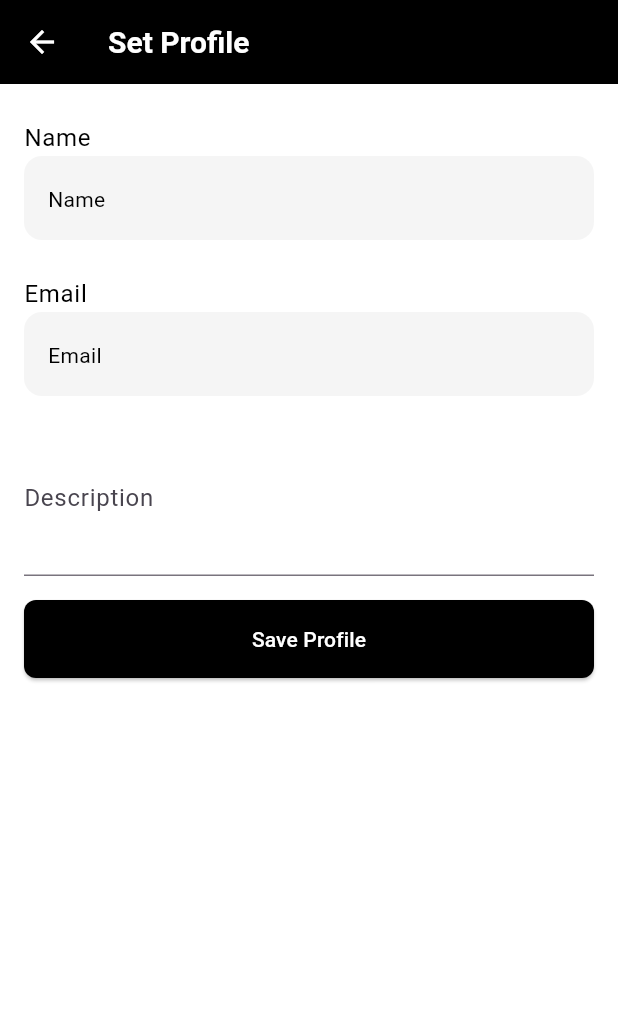
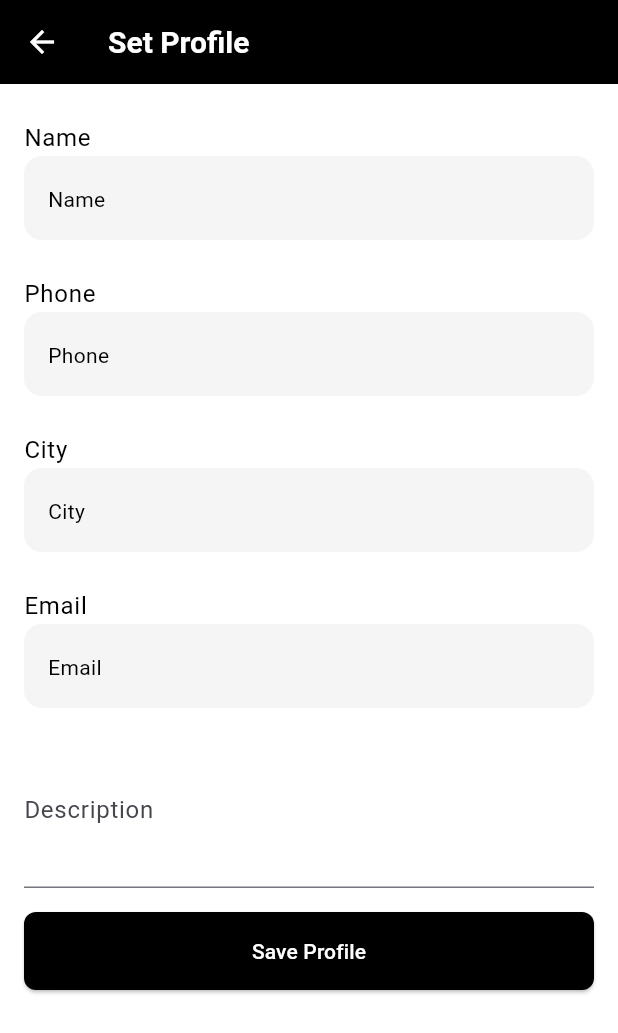
Before and after one commit to gimhantharuke456/soilapp, a Flutter app: the SetProfileView screen opened directly, on a phone screen of 412 x 824 dp. Shown: the top 1033 px of the screen. Run offline on Flutter 3.47's test engine with Material 3 defaults, Android fonts, the phone set to English and light mode, and no system bars; our stand-ins replace cloud_firestore, firebase_auth, firebase_core, firebase_storage, flutter_animate, image_picker and 2 more; accounts and stored records are empty.

Commit message:
ADD:done

```diff
--- a/lib/models/user.model.dart
+++ b/lib/models/user.model.dart
@@ -5,6 +5,9 @@ class UserModel {
   final String name;
   final String email;
   final String description;
+  final String phoneNumber;
+  final String city;
+  bool isExpert;
 
   // Constructor with default values
   UserModel({
@@ -12,7 +15,12 @@ class UserModel {
     required this.name,
     required this.email,
     this.description = '',
+    required this.phoneNumber,
+    required this.city,
+    this.isExpert = false,
   });
+
+  set setIsExpert(bool value) => isExpert = value;
 
   // From DocumentSnapshot (Firebase)
   factory UserModel.fromDocumentSnapshot(DocumentSnapshot doc) {
@@ -21,7 +29,9 @@ class UserModel {
         name: doc['name'] ?? '',
         email: doc['email'] ?? '',
         description: doc['description'] ?? '',
-    );
+        city: doc["city"] ?? '',
+        phoneNumber: doc["phoneNumber"] ?? '',
+        isExpert: doc['isExpert'] ?? false);
   }
 
   // From Map
@@ -30,7 +40,9 @@ class UserModel {
         name: map['name'] ?? '',
         email: map['email'] ?? '',
         description: map['description'] ?? '',
-    );
+        city: map['city'] ?? '',
+        phoneNumber: map['phoneNumber'] ?? '',
+        isExpert: map['isExpert'] ?? false);
   }
 
   // To Map
@@ -39,6 +51,9 @@ class UserModel {
       'name': name,
       'email': email,
       'description': description,
+      'phoneNumber': phoneNumber,
+      'city': city,
+      'isExpert': isExpert,
     };
   }
 }
--- a/lib/views/home/home.view.dart
+++ b/lib/views/home/home.view.dart
@@ -2,10 +2,12 @@ import 'package:flutter/material.dart';
 
 import 'package:soilapp/models/post.model.dart';
 import 'package:soilapp/services/post.service.dart';
+import 'package:soilapp/utils/constants.dart';
 import 'package:soilapp/widgets/post.widget.dart';
 
 class HomeView extends StatefulWidget {
-  const HomeView({super.key});
+  final String category;
+  const HomeView({super.key, required this.category});
 
   @override
   State<HomeView> createState() => _HomeViewState();
@@ -22,7 +24,7 @@ class _HomeViewState extends State<HomeView> {
         title: const Text('Forum'),
       ),
       body: StreamBuilder<List<PostModel>>(
-        stream: _postService.getAllPosts(),
+        stream: _postService.getAllPosts(widget.category),
         builder: (context, snapshot) {
           if (snapshot.hasError) {
             return Center(child: Text('Error: ${snapshot.error}'));
--- a/lib/views/profile/profile.form.view.dart
+++ b/lib/views/profile/profile.form.view.dart
@@ -7,7 +7,7 @@ import 'package:soilapp/widgets/custom_filled_button.dart';
 
 class ProfileFormWidget extends StatefulWidget {
   final UserModel? initialData;
-  final Function(String, String, String) onSave;
+  final Function(String, String, String, String, String) onSave;
 
   const ProfileFormWidget({
     Key? key,
@@ -23,6 +23,8 @@ class _ProfileFormWidgetState extends State<ProfileFormWidget> {
   late TextEditingController _nameController;
   late TextEditingController _emailController;
   late TextEditingController _descriptionController;
+  late TextEditingController _city;
+  late TextEditingController _phoneNumber;
 
   @override
   void initState() {
@@ -34,6 +36,9 @@ class _ProfileFormWidgetState extends State<ProfileFormWidget> {
             FirebaseAuth.instance.currentUser?.email);
     _descriptionController =
         TextEditingController(text: widget.initialData?.description ?? '');
+    _city = TextEditingController(text: widget.initialData?.city ?? '');
+    _phoneNumber =
+        TextEditingController(text: widget.initialData?.phoneNumber ?? '');
   }
 
   @override
@@ -46,6 +51,24 @@ class _ProfileFormWidgetState extends State<ProfileFormWidget> {
             controller: _nameController,
             hint: 'Name',
             label: 'Name',
+          ),
+          const SizedBox(
+            height: 8,
+          ),
+          CustomInputField(
+            controller: _phoneNumber,
+            hint: 'Phone',
+            label: 'Phone',
+            enabled: false,
+          ),
+          const SizedBox(
+            height: 8,
+          ),
+          CustomInputField(
+            controller: _city,
+            hint: 'City',
+            label: 'City',
+            enabled: false,
           ),
           const SizedBox(
             height: 8,
@@ -75,6 +98,8 @@ class _ProfileFormWidgetState extends State<ProfileFormWidget> {
                   _nameController.text,
                   _emailController.text,
                   _descriptionController.text,
+                  _city.text,
+                  _phoneNumber.text,
                 );
               },
               text: 'Save Profile',
--- a/lib/views/profile/profile.view.dart
+++ b/lib/views/profile/profile.view.dart
@@ -60,7 +60,8 @@ class UserProfileView extends StatelessWidget {
             const SizedBox(height: 24),
             _buildInfoSection('Name', user.name),
             _buildInfoSection('Email', user.email),
-            _buildInfoSection('Description', user.description),
+            _buildInfoSection('Phone Number', user.phoneNumber),
+            _buildInfoSection('City', user.city),
             const SizedBox(height: 32),
             Center(
               child: SizedBox(
--- a/lib/views/profile/set.profile.view.dart
+++ b/lib/views/profile/set.profile.view.dart
@@ -24,9 +24,10 @@ class SetProfileView extends StatelessWidget {
             }
             return ProfileFormWidget(
               initialData: viewModel.currentUser,
-              onSave: (name, email, description) async {
+              onSave: (name, email, description, phoneNumber, city) async {
                 try {
-                  await viewModel.saveProfile(name, email, description);
+                  await viewModel.saveProfile(
+                      name, email, description, phoneNumber, city);
                   context.showSnackBar('Profile updated successfully');
                   Navigator.pop(context);
                 } catch (e) {
--- a/lib/views/profile/set.profile.view.model.dart
+++ b/lib/views/profile/set.profile.view.model.dart
@@ -25,8 +25,8 @@ class SetProfileViewModel extends ChangeNotifier {
     notifyListeners();
   }
 
-  Future<void> saveProfile(
-      String name, String email, String description) async {
+  Future<void> saveProfile(String name, String email, String description,
+      String phoneNumber, String city) async {
     _isLoading = true;
     notifyListeners();
 
@@ -35,6 +35,8 @@ class SetProfileViewModel extends ChangeNotifier {
       name: name,
       email: email,
       description: description,
+      phoneNumber: phoneNumber,
+      city: city,
     );
 
     if (_currentUser == null) {
--- a/lib/views/view.container.dart
+++ b/lib/views/view.container.dart
@@ -4,6 +4,7 @@ import 'package:soilapp/providers/user.provider.dart';
 import 'package:soilapp/services/app.user.service.dart';
 import 'package:soilapp/views/forum/create.forum.view.dart';
 import 'package:soilapp/views/home/home.view.dart';
+import 'package:soilapp/views/home/main.menu.view.dart';
 import 'package:soilapp/views/profile/profile.view.dart';
 import 'package:soilapp/widgets/custom_filled_button.dart';
 
@@ -18,7 +19,7 @@ class _ViewContainerState extends State<ViewContainer> {
   int activeIndex = 0;
   final _userService = UserService();
   List<Widget> get views =>
-      [const HomeView(), const CreateForum(), const UserProfileView()];
+      [const MainMenuView(), const CreateForum(), const UserProfileView()];
 
   @override
   void initState() {
```
Also changed, not shown: lib/services/post.service.dart (+6 -3 lines), lib/views/auth/signup.view.dart (+67 -16 lines), lib/views/home/main.menu.view.dart (added, +51 -0 lines), lib/widgets/post.widget.dart (+8 -0 lines). Lines whose indentation alone changed are shown as unchanged.
